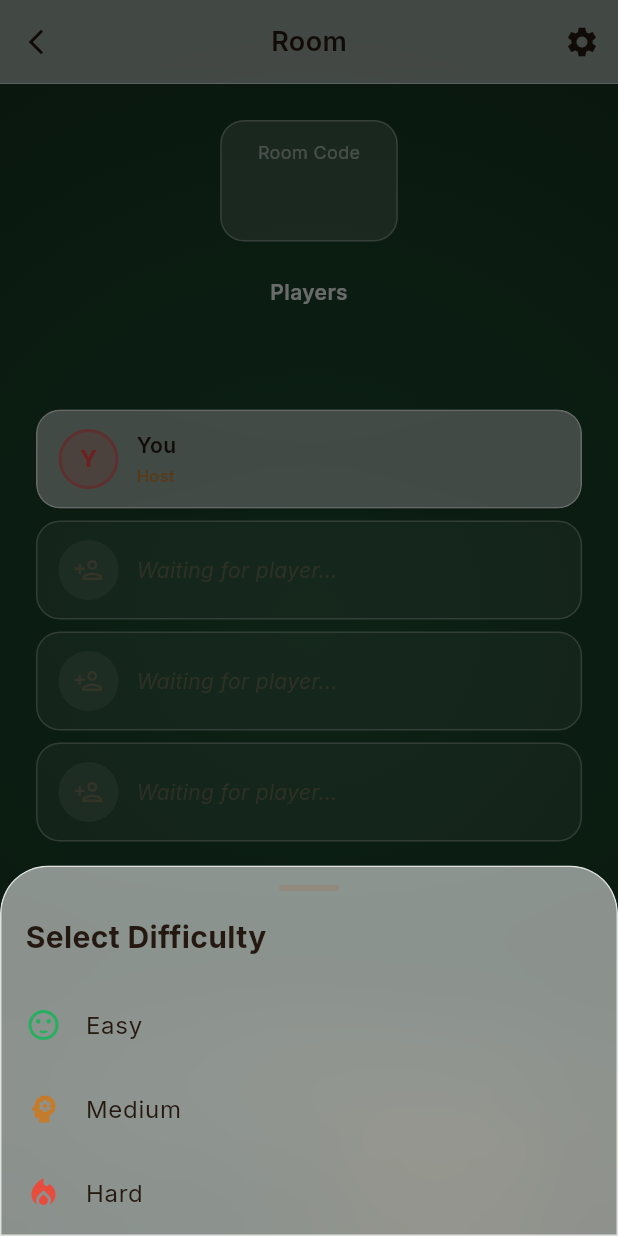
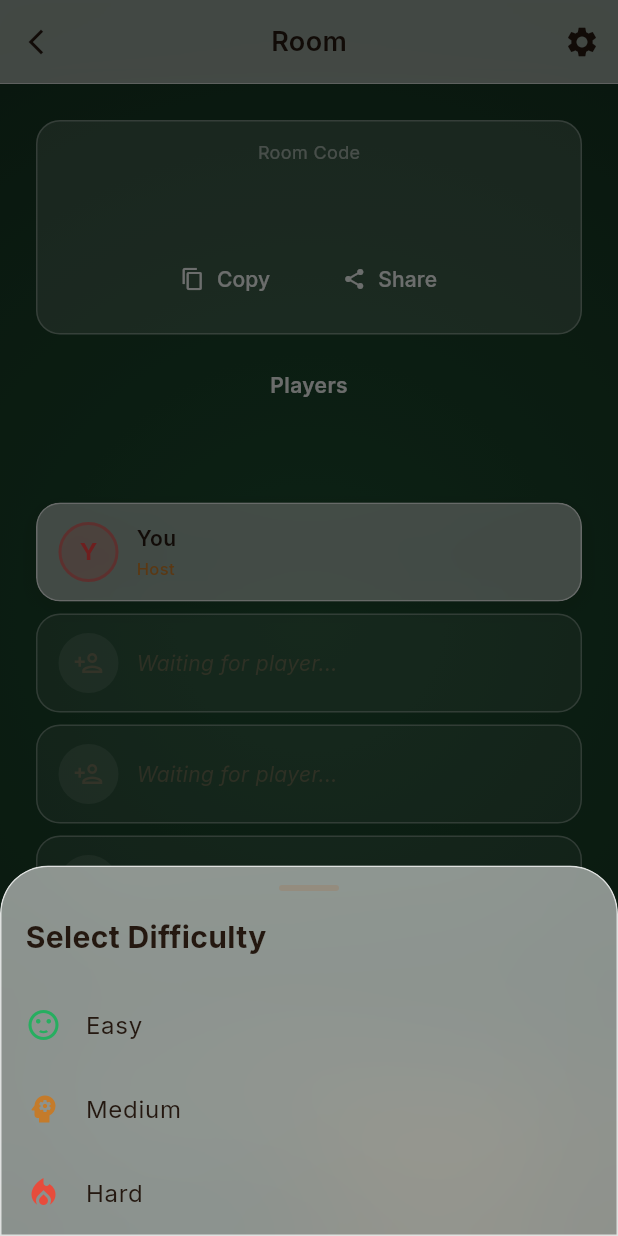
Before and after one commit to dev-navoiq/game-platform, a Flutter app: the RoomScreen screen opened directly with empty values, after a tap on "Add Bot", on a phone screen of 412 x 824 dp. Run offline on Flutter 3.47's test engine with Material 3 defaults, Android fonts, the phone set to English and light mode, and no system bars; our stand-ins replace audioplayers, equatable, flutter_riverpod, go_router, google_fonts, sentry_flutter and 3 more; accounts and stored records are empty; network calls fail.

Commit message:
M1: Code-share + Join-by-Code flow for multiplayer rooms
The backend was already complete (create-room generates a 6-char code,
join-room accepts code or UUID, edge functions both deployed). UI was
mostly stub-level. This wires the minimum bar for testers to share rooms.

- Room screen now fetches and displays the real 6-char code (was
  showing the first 8 chars of the room UUID, useless for sharing).
  Added Copy and Share buttons next to the code; Share uses the system
  share sheet via share_plus 13.x to WhatsApp / SMS / anything.
- New JoinByCodeScreen: 6-char input with regex validation, calls
  supabase.joinRoom(roomCode: code), surfaces human-readable errors
  (not found, full, started, blocked).
- Lobby replaces the fake "search rooms by code…" placeholder with a
  real "Join by Code" button. Sample _RoomList kept for visual fill
  until matchmaking/browse-rooms is wired (M4 — see memory).
- GlassTextField gains inputFormatters and textCapitalization props
  needed by the code input. No behavior change for existing call sites.
- New getRoomCode(roomId) on SupabaseService — fetches the shareable
  code given a UUID. Used by RoomScreen after both create and join.
- Chess tile hidden on home screen. With hardcoded max_players=4 in the
  create-room call, chess (2 players) would leave a stuck 4-seat room.
  Comment + memory reference explain the temporary removal.

M3 (guest-aware multiplayer + "save your progress" prompt) and M4
(create-room form, real browse rooms list, matchmaking button, friend
invite action) tracked in memory/multiplayer-room-flow-debt.

```diff
--- a/apps/flutter_app/lib/core/routing/routes.dart
+++ b/apps/flutter_app/lib/core/routing/routes.dart
@@ -28,6 +28,7 @@ class AppRoutes {
 
   // Lobby
   static const lobby = '/lobby/:gameType';
+  static const joinByCode = '/lobby/:gameType/join';
   static const room = '/room/:roomId';
 
   // Game
@@ -42,6 +43,7 @@ class AppRoutes {
 
   // Helpers
   static String lobbyPath(String gameType) => '/lobby/$gameType';
+  static String joinByCodePath(String gameType) => '/lobby/$gameType/join';
   static String roomPath(String roomId) => '/room/$roomId';
   static String gamePath(String gameId) => '/game/$gameId';
   static String replayPath(String roomId) => '/replay/$roomId';
--- a/apps/flutter_app/lib/core/services/supabase_service.dart
+++ b/apps/flutter_app/lib/core/services/supabase_service.dart
@@ -86,6 +86,19 @@ class SupabaseService {
       'room_id': roomId,
       'user_id': _client.auth.currentUser!.id,
     });
+  }
+
+  /// Fetch the shareable 6-character room code for a given room UUID.
+  /// Used after create-room (where the code is in the response anyway, but
+  /// we may not have plumbed it through) and after join-by-code where we
+  /// only know the code, not the UUID.
+  Future<String> getRoomCode({required String roomId}) async {
+    final row = await _client
+        .from('game_rooms')
+        .select('code')
+        .eq('id', roomId)
+        .single();
+    return row['code'] as String;
   }
 
   /// Add a bot player to the room via server-side RPC.
--- a/apps/flutter_app/lib/features/lobby/presentation/room_screen.dart
+++ b/apps/flutter_app/lib/features/lobby/presentation/room_screen.dart
@@ -1,6 +1,8 @@
 import 'package:flutter/material.dart';
+import 'package:flutter/services.dart';
 import 'package:flutter_riverpod/flutter_riverpod.dart';
 import 'package:go_router/go_router.dart';
+import 'package:share_plus/share_plus.dart';
 
 import '../../../core/routing/routes.dart';
 import '../../../core/theme/colors.dart';
@@ -28,6 +30,7 @@ class _RoomScreenState extends ConsumerState<RoomScreen> {
   String _socialMode = 'full';
   bool _isReady = false;
   bool _isStarting = false;
+  String? _roomCode;
 
   @override
   void initState() {
@@ -38,7 +41,42 @@ class _RoomScreenState extends ConsumerState<RoomScreen> {
         roomId: widget.roomId,
         onUpdate: (_) {},
       );
+      _loadRoomCode();
     });
+  }
+
+  Future<void> _loadRoomCode() async {
+    try {
+      final supabase = ref.read(supabaseServiceProvider);
+      final code = await supabase.getRoomCode(roomId: widget.roomId);
+      if (mounted) setState(() => _roomCode = code);
+    } catch (_) {
+      // Non-critical — code container will keep showing the loading placeholder.
+    }
+  }
+
+  void _copyRoomCode() {
+    final code = _roomCode;
+    if (code == null) return;
+    Clipboard.setData(ClipboardData(text: code));
+    ScaffoldMessenger.of(context).showSnackBar(
+      SnackBar(
+        content: Text('Room code $code copied'),
+        behavior: SnackBarBehavior.floating,
+        duration: const Duration(seconds: 2),
+      ),
+    );
+  }
+
+  Future<void> _shareRoomCode() async {
+    final code = _roomCode;
+    if (code == null) return;
+    await SharePlus.instance.share(
+      ShareParams(
+        text: 'Join my Game Platform room — code: $code',
+        subject: 'Join my room',
+      ),
+    );
   }
 
   Future<void> _addBot() async {
@@ -206,7 +244,7 @@ class _RoomScreenState extends ConsumerState<RoomScreen> {
           ),
           child: Column(
             children: [
-              // Room code display
+              // Room code display + Copy/Share actions
               Container(
                 padding:
                     const EdgeInsets.symmetric(horizontal: 24, vertical: 12),
@@ -228,16 +266,39 @@ class _RoomScreenState extends ConsumerState<RoomScreen> {
                     ),
                     const SizedBox(height: 4),
                     Text(
-                      widget.roomId.length > 8
-                          ? widget.roomId.substring(0, 8).toUpperCase()
-                          : widget.roomId.toUpperCase(),
+                      _roomCode ?? '------',
                       key: const Key('room-code'),
                       style: TextStyle(
-                        fontSize: 24,
+                        fontSize: 28,
                         fontWeight: FontWeight.w800,
                         color: AppColors.textOnFelt,
-                        letterSpacing: 3,
+                        letterSpacing: 4,
                       ),
+                    ),
+                    const SizedBox(height: 8),
+                    Row(
+                      mainAxisAlignment: MainAxisAlignment.center,
+                      children: [
+                        TextButton.icon(
+                          key: const Key('room-code-copy'),
+                          onPressed: _roomCode == null ? null : _copyRoomCode,
+                          icon: const Icon(Icons.copy, size: 16),
+                          label: const Text('Copy'),
+                          style: TextButton.styleFrom(
+                            foregroundColor: AppColors.textOnFelt,
+                          ),
+                        ),
+                        const SizedBox(width: 16),
+                        TextButton.icon(
+                          key: const Key('room-code-share'),
+                          onPressed: _roomCode == null ? null : _shareRoomCode,
+                          icon: const Icon(Icons.share, size: 16),
+                          label: const Text('Share'),
+                          style: TextButton.styleFrom(
+                            foregroundColor: AppColors.textOnFelt,
+                          ),
+                        ),
+                      ],
                     ),
                   ],
                 ),
--- a/apps/flutter_app/pubspec.yaml
+++ b/apps/flutter_app/pubspec.yaml
@@ -69,6 +69,7 @@ dependencies:
   uuid: ^4.3.3
   intl: ^0.19.0
   collection: ^1.18.0
+  share_plus: ^13.0.0
 
   # Local packages
   game_core:
```
Also changed, not shown: apps/flutter_app/lib/core/routing/app_router.dart (+7 -0 lines), apps/flutter_app/lib/features/home/presentation/home_screen.dart (+10 -7 lines), apps/flutter_app/lib/features/lobby/presentation/join_by_code_screen.dart (added, +137 -0 lines), apps/flutter_app/lib/features/lobby/screens/lobby_screen.dart (+10 -7 lines), apps/flutter_app/lib/shared/widgets/glass_text_field.dart (+7 -0 lines), 1 other file.
